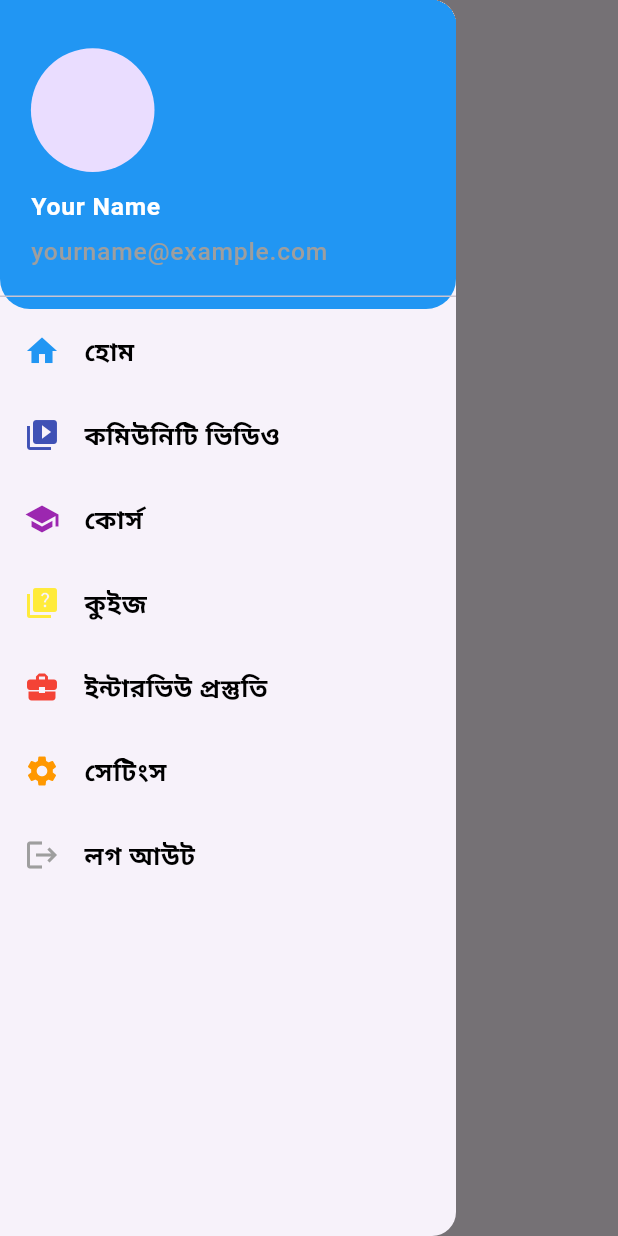
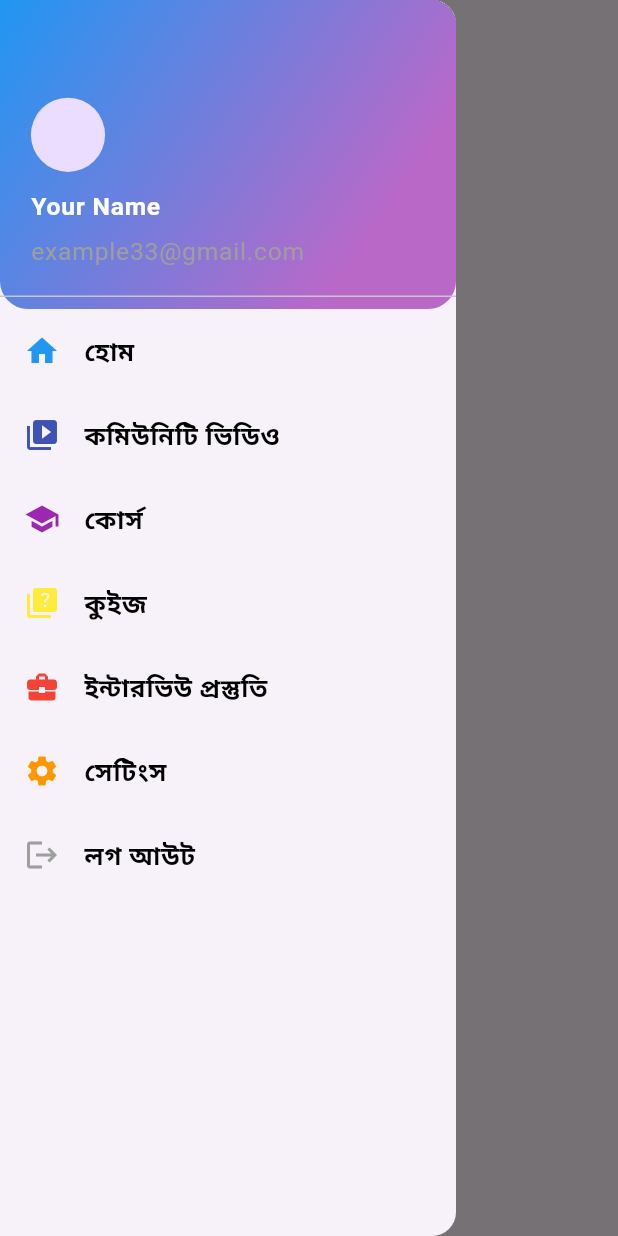
Before and after one commit to rimuakter057/education_app, a Flutter app: the screen it shows after launch, with the side drawer open, on a phone screen of 412 x 824 dp. Run offline on Flutter 3.47's test engine with Material 3 defaults, Android fonts, the phone set to English and light mode, and no system bars.

Commit message:
complete drawer section

```diff
--- a/lib/app/utils/color/app_colors.dart
+++ b/lib/app/utils/color/app_colors.dart
@@ -2,8 +2,8 @@ import 'package:flutter/material.dart';
 
 class AppColors {
   // Gradient color
-  static const Color gradientStartColor = Color(0xFF2196F3); // Blue
-  static const Color gradientEndColor = Color(0xFFB57EDC); // Indigo
+  static const Color gradientStartColor = Color(0xFF2196F3); //blue
+  static const Color gradientEndColor =  Color(0xFFBA68C8); // purple shade300
 
 
 
--- a/lib/app/utils/color/gradient_color.dart
+++ b/lib/app/utils/color/gradient_color.dart
@@ -7,7 +7,7 @@ class AppGradients {
 
   //primary gradient
   static LinearGradient primaryGradient = LinearGradient(
-    colors: [AppColors.gradientStartColor, AppColors.gradientStartColor,], // Blue and Lavender (Lilac)
+    colors: [AppColors.gradientStartColor, AppColors.gradientEndColor,], // Blue and Lavender (Lilac)
     begin: Alignment.topLeft,
     end: Alignment.bottomRight,
     stops: const [0.0, 0.80],
--- a/lib/app/utils/text/text_size.dart
+++ b/lib/app/utils/text/app_size.dart
@@ -1,6 +1,7 @@
 import 'package:flutter/material.dart';
 
 class AppSizes {
+
   /// drawer header section size
   static double minCircleSize(BuildContext context) => MediaQuery.of(context).size.width * 0.02;
   static double maxCircleSize(BuildContext context) => MediaQuery.of(context).size.width * 0.1;
@@ -15,15 +16,18 @@ class AppSizes {
   static double getCircleRadius(BuildContext context) {
     double screenWidth = MediaQuery.of(context).size.width;
     // Minimum and maximum circle radius
-    double minCircleSize = screenWidth * 0.08;
-    double maxCircleSize = screenWidth * 0.15;
+    double minCircleSize = screenWidth * 0.03;
+    double maxCircleSize = screenWidth * 0.1;
     // Default circle radius
-    double currentCircleSize = screenWidth * 0.1;
+    double currentCircleSize = screenWidth * 0.06;
     // Constrain circle size within min and max limits
     return currentCircleSize.clamp(minCircleSize, maxCircleSize);
   }
 
-  // Padding and margin size
+
+
+
+  /// Padding and margin size
   static double sm(BuildContext context) => MediaQuery.of(context).size.width * 0.02;
   static double md(BuildContext context) => MediaQuery.of(context).size.width * 0.04;
   static double lg(BuildContext context) => MediaQuery.of(context).size.width * 0.06;
@@ -35,7 +39,7 @@ class AppSizes {
   static double iconMd(BuildContext context) => MediaQuery.of(context).size.width * 0.06;
   static double iconLg(BuildContext context) => MediaQuery.of(context).size.width * 0.08;
 
-  // Font sizes
+  /// Font sizes
   static double fontSizeSm(BuildContext context) => MediaQuery.of(context).size.height * 0.018;
   static double fontSizeMd(BuildContext context) => MediaQuery.of(context).size.height * 0.022;
   static double fontSizeLg(BuildContext context) => MediaQuery.of(context).size.height * 0.025;
@@ -60,7 +64,7 @@ class AppSizes {
 
   // Border radius
   static double borderRadiusSm(BuildContext context) => MediaQuery.of(context).size.width * 0.015;
-  static double borderRadiusMd(BuildContext context) => MediaQuery.of(context).size.width * 0.02;
+  static double borderRadiusMd(BuildContext context) => MediaQuery.of(context).size.width * 0.045;
   static double borderRadiusLg(BuildContext context) => MediaQuery.of(context).size.width * 0.03;
 
   // Divider height
--- a/lib/app/utils/text/app_text_styles.dart
+++ b/lib/app/utils/text/app_text_styles.dart
@@ -1,12 +1,18 @@
 import 'package:education_app/app/utils/color/app_colors.dart';
-import 'package:education_app/app/utils/text/text_size.dart';
+import 'package:education_app/app/utils/text/app_size.dart';
 import 'package:flutter/material.dart';
 
 class AppTextStyle {
   AppTextStyle._(); // Private constructor
 
   ///drawer section
-  static TextStyle drawerTextStyle(BuildContext context, {double? customFontSize, Color? customColor,FontWeight? fontWeight}) {
+  static TextStyle titleTextStyle(
+    BuildContext context, {
+    double? customFontSize,
+    Color? customColor,
+    FontWeight? fontWeight,
+    double? fontSize,
+  }) {
     double fontSize = AppSizes.drawerTextSize(context);
     fontSize = customFontSize ?? fontSize;
     Color textColor = customColor ?? AppColors.black;
@@ -19,12 +25,14 @@ class AppTextStyle {
     );
   }
 
-
-
-
-
-
-
+  /// common text style
+  static TextStyle commonTextStyle(BuildContext context) {
+    return TextStyle(
+      fontSize: AppSizes.fontSizeMd(context),
+      fontWeight: FontWeight.normal,
+      color: AppColors.black,
+    );
+  }
 
   static TextStyle title(BuildContext context) {
     double screenWidth = MediaQuery.of(context).size.width;
--- /dev/null
+++ b/lib/features/ui/common/widget/Custom_container.dart
@@ -0,0 +1,61 @@
+import 'package:flutter/material.dart';
+
+// Custom Container Widget
+class CustomContainer extends StatelessWidget {
+  final double? height;
+  final double? width;
+  final BorderRadiusGeometry? borderRadius;
+  final double? borderWidth;
+  final Widget child;
+  final EdgeInsetsGeometry? margin;
+  final EdgeInsetsGeometry? padding;
+  final Color? containerColor;
+  final Color? borderColor;
+  final Gradient? gradient;
+  final Radius?  bottomLeft;
+  final Radius?  bottomRight;
+  final Radius?  topLeft;
+  final Radius?  topRight;
+
+  const CustomContainer({
+    super.key,
+    required this.child,
+    this.height,
+    this.width,
+    this.margin,
+    this.padding,
+    this.gradient,
+    this.borderRadius,
+    this.borderWidth,
+    this.containerColor,
+    this.borderColor,
+    this.bottomLeft,
+    this.bottomRight,
+    this.topLeft,
+    this.topRight,
+  });
+
+  @override
+  Widget build(BuildContext context) {
+    return Container(
+      height: height,
+      width: width,
+      padding: padding,
+      margin: margin,
+      decoration: BoxDecoration(
+        gradient: gradient,
+        border: Border.all(
+            color: borderColor?? Colors.transparent,
+            width: borderWidth ?? 0),
+        borderRadius: BorderRadius.only(
+          bottomLeft:bottomLeft?? Radius.circular(0),
+          bottomRight: bottomRight?? Radius.circular(0),
+          topLeft:topLeft?? Radius.circular(0),
+          topRight: topRight?? Radius.circular(0),
+        ),
+        color:containerColor ,
+      ),
+      child: child,
+    );
+  }
+}
--- /dev/null
+++ b/lib/features/ui/common/widget/custom_card.dart
@@ -0,0 +1,28 @@
+import 'package:flutter/material.dart';
+
+// Custom Card Widget
+class CustomCard extends StatelessWidget {
+  final Widget child;
+  final Color color;
+
+  const CustomCard({
+    super.key,
+    required this.child,
+    this.color = Colors.white,
+  });
+
+  @override
+  Widget build(BuildContext context) {
+    return Card(
+      color: color,
+      shape: RoundedRectangleBorder(
+        borderRadius: BorderRadius.circular(10),
+      ),
+      elevation: 5,
+      child: Padding(
+        padding: const EdgeInsets.all(10.0),
+        child: child,
+      ),
+    );
+  }
+}
--- /dev/null
+++ b/lib/features/ui/common/widget/custom_eluvated_button.dart
@@ -0,0 +1,33 @@
+import 'package:flutter/material.dart';
+
+// Custom Elevated Button Widget
+class CustomElevatedButton extends StatelessWidget {
+  final String text;
+  final VoidCallback onPressed;
+  final Color color;
+
+  const CustomElevatedButton({
+    super.key,
+    required this.text,
+    required this.onPressed,
+    this.color = Colors.blue,
+  });
+
+  @override
+  Widget build(BuildContext context) {
+    return ElevatedButton(
+      style: ElevatedButton.styleFrom(
+        backgroundColor: color,
+        padding: EdgeInsets.symmetric(horizontal: 20, vertical: 12),
+        shape: RoundedRectangleBorder(
+          borderRadius: BorderRadius.circular(8),
+        ),
+      ),
+      onPressed: onPressed,
+      child: Text(
+        text,
+        style: TextStyle(color: Colors.white, fontSize: 16, fontWeight: FontWeight.bold),
+      ),
+    );
+  }
+}
--- /dev/null
+++ b/lib/features/ui/common/widget/custom_littile.dart
@@ -0,0 +1,36 @@
+import 'package:education_app/app/utils/text/app_text_styles.dart';
+import 'package:education_app/features/ui/common/widget/custom_text.dart';
+import 'package:flutter/material.dart';
+
+// Custom ListTile Widget
+class CustomListTile extends StatelessWidget {
+  final String? title;
+  final IconData? leadingIcon;
+  final VoidCallback? onTap;
+  final Color? leadingIconColor;
+  final Widget? subtitle;
+  final Widget? trailing;
+  final TextStyle? titleStyle;
+
+  const CustomListTile({
+    super.key,
+    this.title,
+    this.subtitle,
+    this.leadingIcon,
+    this.onTap,
+    this.leadingIconColor,
+    this.trailing,
+    this.titleStyle,
+  });
+
+  @override
+  Widget build(BuildContext context) {
+    return ListTile(
+      leading: Icon(leadingIcon, color: leadingIconColor),
+      title:CustomText(text: title!,textStyle:AppTextStyle.titleTextStyle(context),),
+      subtitle: subtitle,
+      trailing: trailing,
+      onTap: onTap,
+    );
+  }
+}
--- /dev/null
+++ b/lib/features/ui/common/widget/custom_text.dart
@@ -0,0 +1,27 @@
+import 'package:education_app/app/utils/text/app_text_styles.dart';
+import 'package:flutter/material.dart';
+
+// Custom Text Widget
+class CustomText extends StatelessWidget {
+  final String text;
+  final int? maxLines;
+   final TextStyle? textStyle;
+
+  const CustomText({
+    super.key,
+    required this.text,
+    this.textStyle, this.maxLines,
+
+  });
+
+  @override
+  Widget build(BuildContext context) {
+    return Text(
+      maxLines: maxLines??1,
+      overflow: TextOverflow.ellipsis,
+      text,
+      style: textStyle ??AppTextStyle.commonTextStyle(context)
+
+    );
+  }
+}
--- a/lib/features/ui/screens/main_screen/main_screen.dart
+++ b/lib/features/ui/screens/main_screen/main_screen.dart
@@ -1,4 +1,4 @@
-import 'package:education_app/features/ui/screens/main_screen/widget/my_drawer.dart';
+import 'package:education_app/features/ui/screens/main_screen/widget/drawer/my_drawer.dart';
 import 'package:flutter/material.dart';
 
 
--- /dev/null
+++ b/lib/features/ui/screens/main_screen/widget/drawer/drawer_item.dart
@@ -0,0 +1,29 @@
+import 'package:education_app/features/ui/common/widget/custom_littile.dart';
+import 'package:education_app/features/ui/screens/main_screen/function/navigation_utils.dart';
+import 'package:flutter/material.dart';
+import 'drawer_item_list.dart';
+
+
+
+
+class DrawerItem extends StatelessWidget {
+  final int index;
+  const DrawerItem({
+    super.key, required this.index,
+
+  });
+
+  @override
+  Widget build(BuildContext context) {
+    final item = drawerItems[index];
+    return CustomListTile(
+      leadingIcon: item['icon'],
+      title: item['text'],
+      leadingIconColor:item['color'],
+      onTap: () {
+        Navigator.pop(context);
+        NavigationUtils.onTapHandler(context, drawerItems[index]['text']);
+      },
+    );
+  }
+}
--- /dev/null
+++ b/lib/features/ui/screens/main_screen/widget/drawer/drawer_item_list.dart
@@ -0,0 +1,43 @@
+
+
+import 'package:education_app/app/utils/color/app_colors.dart';
+import 'package:education_app/app/utils/text/app_text_bn.dart';
+import 'package:flutter/material.dart';
+
+final List<Map<String, dynamic>> drawerItems = [
+  {
+    'icon': Icons.home,
+    'text': AppTextBn.home,
+    'color': AppColors.blue,
+  },
+  {
+    'icon': Icons.video_library,
+    'text': AppTextBn.communityVideos,
+    'color': AppColors.indigo,
+  },
+  {
+    'icon': Icons.school,
+    'text': AppTextBn.courses,
+    'color': AppColors.purple,
+  },
+  {
+    'icon': Icons.quiz,
+    'text': AppTextBn.quizzes,
+    'color': AppColors.yellow,
+  },
+  {
+    'icon': Icons.business_center,
+    'text':AppTextBn.interviewPreparation,
+    'color': AppColors.red,
+  },
+  {
+    'icon': Icons.settings,
+    'text': AppTextBn.settings,
+    'color': AppColors.orange,
+  },
+  {
+    'icon': Icons.logout,
+    'text': AppTextBn.logout,
+    'color': AppColors.grey,
+  },
+];
--- /dev/null
+++ b/lib/features/ui/screens/main_screen/widget/drawer/my_drawer.dart
@@ -0,0 +1,55 @@
+import 'package:education_app/app/utils/text/app_size.dart';
+import 'package:education_app/features/ui/common/widget/Custom_container.dart';
+import 'package:education_app/features/ui/screens/main_screen/widget/drawer/profile_widget.dart';
+import 'package:flutter/material.dart';
+import '../../../../../../app/utils/color/gradient_color.dart';
+import 'drawer_item.dart';
+import 'drawer_item_list.dart';
+
+class MyDrawer extends StatelessWidget {
+  const MyDrawer({super.key});
+
+  @override
+  Widget build(BuildContext context) {
+
+    return Drawer(
+      child: Column(
+        children: [
+          /// Header Section with Gradient and Profile
+          CustomContainer(
+            width: AppSizes.drawerContainerWidth(context),
+            height:AppSizes.drawerContainerHeight(context),
+            gradient: AppGradients.primaryGradient,
+            bottomLeft: Radius.circular(AppSizes.borderRadiusMd(context)),
+            bottomRight:Radius.circular(AppSizes.borderRadiusMd(context)),
+            ///drawer header with profile
+            child: _buildDrawerHeader(),
+          ),
+          /// Drawer Menu Items with dynamic padding and font sizes
+          _buildItemMenu(),
+        ],
+      ),
+    );
+  }
+
+  ///build drawer header
+  DrawerHeader _buildDrawerHeader() {
+    return DrawerHeader(
+            padding: EdgeInsets.all(0),
+            child: ProfileWidget(),
+          );
+  }
+
+///build drawer menu items
+  Expanded _buildItemMenu() {
+    return Expanded(
+      child: ListView.builder(
+        padding: EdgeInsets.zero,
+        itemCount: drawerItems.length,
+        itemBuilder: (context, index) {
+          return DrawerItem(index: index,);
+        },
+      ),
+    );
+  }
+  }
--- /dev/null
+++ b/lib/features/ui/screens/main_screen/widget/drawer/profile_widget.dart
@@ -0,0 +1,49 @@
+import 'package:education_app/app/utils/color/app_colors.dart';
+import 'package:education_app/app/utils/text/app_text_styles.dart';
+import 'package:education_app/app/utils/text/app_size.dart';
+import 'package:education_app/features/ui/common/widget/custom_text.dart';
+import 'package:flutter/material.dart';
+
+class ProfileWidget extends StatelessWidget {
+  const ProfileWidget({super.key});
+
+  @override
+  Widget build(BuildContext context) {
+    return Stack(
+      children: [
+        Positioned(
+          left: AppSizes.leftPosition(context),
+          bottom: AppSizes.circleBottomPosition(context),
+          child: CircleAvatar(radius: AppSizes.getCircleRadius(context)),
+        ),
+
+        Positioned(
+          left: AppSizes.leftPosition(context),
+          bottom: AppSizes.textBottomPosition(context),
+          child: Column(
+            crossAxisAlignment: CrossAxisAlignment.start,
+            children: [
+              CustomText(
+                text: 'Your Name',
+                textStyle: AppTextStyle.titleTextStyle(
+                  context,
+                  customColor: AppColors.white,
+                ),
+              ),
+              SizedBox(height: 5),
+              CustomText(
+                text: 'example33@gmail.com',
+                textStyle: AppTextStyle.titleTextStyle(
+                  context,
+                  customColor: AppColors.grey,
+                  fontWeight: FontWeight.w400,
+                   fontSize: AppSizes.fontSizeSm(context),
+                ),
+              ),
+            ],
+          ),
+        ),
+      ],
+    );
+  }
+}
--- a/lib/features/ui/screens/main_screen/widget/my_drawer.dart
+++ /dev/null
@@ -1,190 +0,0 @@
-import 'package:education_app/app/utils/text/app_text_styles.dart';
-import 'package:education_app/app/utils/text/text_size.dart';
-import 'package:flutter/material.dart';
-
-import '../../../../../app/utils/color/app_colors.dart';
-import '../../../../../app/utils/color/gradient_color.dart';
-import '../../../../../app/utils/text/app_text_bn.dart';
-import '../../../../../app/utils/text/app_text_en.dart';
-import '../../community_screen/community_screen.dart';
-import '../../courses_screen/courses_screen.dart';
-import '../../home_screen/home_screen.dart';
-import '../../interview_preparation_screen/interview_preparation_screen.dart';
-import '../../quizzesScreen/quizzes_screen.dart';
-import '../../setting_screen/setting_screen.dart';
-import '../function/navigation_utils.dart';
-
-class MyDrawer extends StatelessWidget {
-  const MyDrawer({super.key});
-
-  @override
-  Widget build(BuildContext context) {
-    final List<Map<String, dynamic>> drawerItems = [
-      {
-        'icon': Icons.home,
-        'text': AppTextBn.home,
-        'color': AppColors.blue,
-      },
-      {
-        'icon': Icons.video_library,
-        'text': AppTextBn.communityVideos,
-        'color': AppColors.indigo,
-      },
-      {
-        'icon': Icons.school,
-        'text': AppTextBn.courses,
-        'color': AppColors.purple,
-      },
-      {
-        'icon': Icons.quiz,
-        'text': AppTextBn.quizzes,
-        'color': AppColors.yellow,
-      },
-      {
-        'icon': Icons.business_center,
-        'text':AppTextBn.interviewPreparation,
-        'color': AppColors.red,
-      },
-      {
-        'icon': Icons.settings,
-        'text': AppTextBn.settings,
-        'color': AppColors.orange,
-      },
-      {
-        'icon': Icons.logout,
-        'text': AppTextBn.logout,
-        'color': AppColors.grey,
-      },
-    ];
-    return Drawer(
-      child: Column(
-        children: [
-          /// Header Section with Gradient and Profile
-          Container(
-            width: AppSizes.drawerContainerWidth(context),
-            height:AppSizes.drawerContainerHeight(context),
-            decoration: BoxDecoration(
-              gradient: AppGradients.primaryGradient,
-              borderRadius: BorderRadius.only(
-                bottomLeft: Radius.circular(20),
-                bottomRight: Radius.circular(20),
-              ),
-            ),
-            child: DrawerHeader(
-              padding: EdgeInsets.all(0),
-              child: Stack(
-                children: [
-                  Positioned(
-                    left: AppSizes.leftPosition(context),
-                    bottom: AppSizes.circleBottomPosition(context),
-                    child: CircleAvatar(radius: AppSizes.getCircleRadius(context)),
-                  ),
-
-                  Positioned(
-                    left: AppSizes.leftPosition(context),
-                    bottom: AppSizes.textBottomPosition(context),
-                    child: Column(
-                      crossAxisAlignment: CrossAxisAlignment.start,
-                      children: [
-                        Text(
-                          'Your Name', // Replace with user's name
-                          style: AppTextStyle.drawerTextStyle(context,customColor: AppColors.white),
-                        ),
-                        SizedBox(height: 5),
-                        // Email or Other Info with responsive font size
-                        Text(
-                          'yourname@example.com', // Replace with user's email
-                          style: AppTextStyle.drawerTextStyle(
-                            context,
-                            fontWeight: FontWeight.w500,
-                            customColor: AppColors.grey,
-                          ),
-                        ),
-                      ],
-                    ),
-                  ),
-                ],
-              ),
-            ),
-          ),
-
-          /// Drawer Menu Items with dynamic padding and font sizes
-          Expanded(
-            child: ListView.builder(
-              padding: EdgeInsets.zero,
-              itemCount: drawerItems.length,
-              itemBuilder: (context, index) {
-                return _drawerItem(
-                  context,
-                  drawerItems[index]['icon'],
-                  drawerItems[index]['text'],
-                  drawerItems[index]['color'],
-                      () {
-                    Navigator.pop(context);
-                    NavigationUtils.onTapHandler(context, drawerItems[index]['text']);
-                               },
-                );
-              },
-            ),
-
-          ),
-        ],
-      ),
-    );
-  }
-
-// drawer item widget
-  Widget _drawerItem(
-      BuildContext context,
-      IconData icon,
-      String title,
-      Color iconColor,
-      Function()? onTap,  // added onTap function
-      ) {
-    return ListTile(
-      leading: Icon(icon, color: iconColor), // Set custom icon color
-      title: Text(title, style: AppTextStyle.drawerTextStyle(context)),
-      onTap: onTap,  // Handle onTap here
-    );
-  }
-
-
-
-
-
-  void onTapHandler(BuildContext context, String menuItem) {
-    // Using a switch case to navigate based on menuItem
-    switch (menuItem) {
-      case AppTextBn.home:
-        Navigator.push(context, MaterialPageRoute(builder: (context) => HomeScreen()));
-        break;
-      case AppTextBn.communityVideos:
-        Navigator.push(context, MaterialPageRoute(builder: (context) => CommunityVideosScreen()));
-        break;
-      case AppTextBn.courses:
-        Navigator.push(context, MaterialPageRoute(builder: (context) => CoursesScreen()));
-        break;
-      case AppTextBn.quizzes:
-        Navigator.push(context, MaterialPageRoute(builder: (context) => QuizzesScreen()));
-        break;
-      case AppTextBn.interviewPreparationSection:
-        Navigator.push(context, MaterialPageRoute(builder: (context) => InterviewPreparationScreen()));
-        break;
-      case AppTextBn.settings:
-        Navigator.push(context, MaterialPageRoute(builder: (context) => SettingsScreen()));
-        break;
-      case AppTextBn.logout:
-      // Add logout logic here
-        break;
-      default:
-        print('Unknown menu item: $menuItem');
-        break;
-    }
-  }
-
-
-
-
-
-
-}
```
